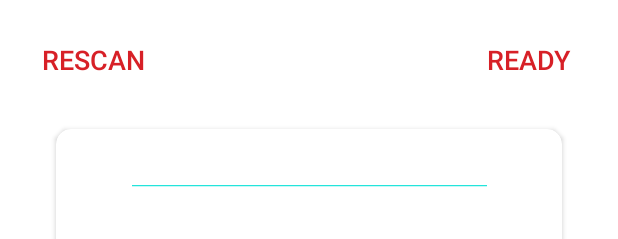
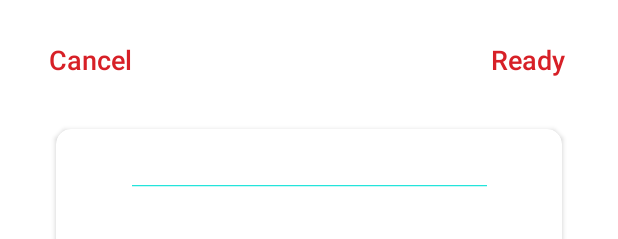
Before and after one commit to rmasso/randoxAndroid, an Android app: the layout view_bottomsheet.xml on its own in the app's theme, with its tools: preview values and no code run, on a phone screen of 412 x 824 dp. Shown: the top 239 px of the screen. Run offline under Robolectric (Android 15) with nearby library versions, the phone set to English and light mode, and no system bars.

Commit message:
Bug fixes.

```diff
--- a/app/build.gradle
+++ b/app/build.gradle
@@ -14,7 +14,7 @@ android {
         applicationId "com.demit.certifly"
         minSdk 21
         targetSdk 31
-        versionCode 18
+        versionCode 22
         versionName "2.0"
         multiDexEnabled = true
         testInstrumentationRunner "androidx.test.runner.AndroidJUnitRunner"
--- a/app/src/main/res/layout/view_bottomsheet.xml
+++ b/app/src/main/res/layout/view_bottomsheet.xml
@@ -14,11 +14,12 @@
         app:layout_behavior="com.google.android.material.bottomsheet.BottomSheetBehavior">
 
         <androidx.appcompat.widget.AppCompatButton
-            android:id="@+id/rescan_btn"
+            android:id="@+id/cancel_btn"
             style="@style/Widget.AppCompat.Button.Borderless"
             android:layout_width="wrap_content"
             android:layout_height="wrap_content"
-            android:text="Rescan"
+            android:textAllCaps="false"
+            android:text="@string/cancel"
             android:textColor="#d72027"
             android:textSize="18sp"
             app:layout_constraintStart_toStartOf="parent"
@@ -29,7 +30,8 @@
             style="@style/Widget.AppCompat.Button.Borderless"
             android:layout_width="wrap_content"
             android:layout_height="wrap_content"
-            android:text="Ready"
+            android:text="@string/ready"
+            android:textAllCaps="false"
             android:textColor="#d72027"
             android:textSize="18sp"
             app:layout_constraintEnd_toEndOf="parent"
@@ -47,7 +49,7 @@
             app:cardUseCompatPadding="true"
             app:layout_constraintEnd_toEndOf="parent"
             app:layout_constraintStart_toStartOf="parent"
-            app:layout_constraintTop_toBottomOf="@id/rescan_btn">
+            app:layout_constraintTop_toBottomOf="@id/cancel_btn">
 
 
             <LinearLayout
--- a/app/src/main/res/values/strings.xml
+++ b/app/src/main/res/values/strings.xml
@@ -236,6 +236,8 @@ If you are not satisfied with our response to any query you raise with us, or yo
     <string name="camera">Camera</string>
     <string name="storage">Storage</string>
     <string name="faq_info">For more FAQs please visit <a href="https://covid.randox.com/covid-19-testing-frequently-asked-questions/">Randox FAQ</a></string>
+    <string name="cancel">Cancel</string>
+    <string name="ready">Ready</string>
 
     <string-array name="faq_video_ids">
         <item>3y5m-ByKMZ8</item>
```
Also changed, not shown: app/src/main/java/com/demit/certifly/Activities/CaptureActivity.kt (+52 -20 lines), app/src/main/java/com/demit/certifly/Activities/LoginActivity.kt (+6 -6 lines), app/src/main/java/com/demit/certifly/Fragments/ScancompleteFragment.kt (+25 -3 lines), app/src/main/res/layout/activity_capture.xml (+13 -0 lines).
